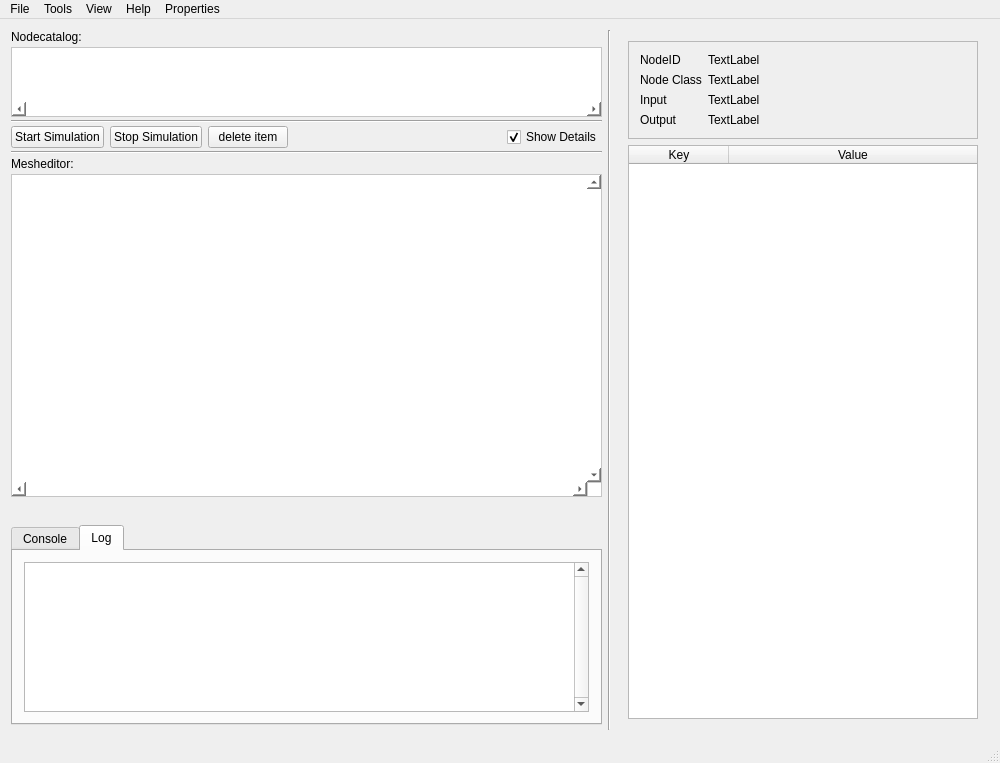
First picture: the form in src_gui/mainwindow.ui, repository tadasamantri/anise_gui, before the edit.
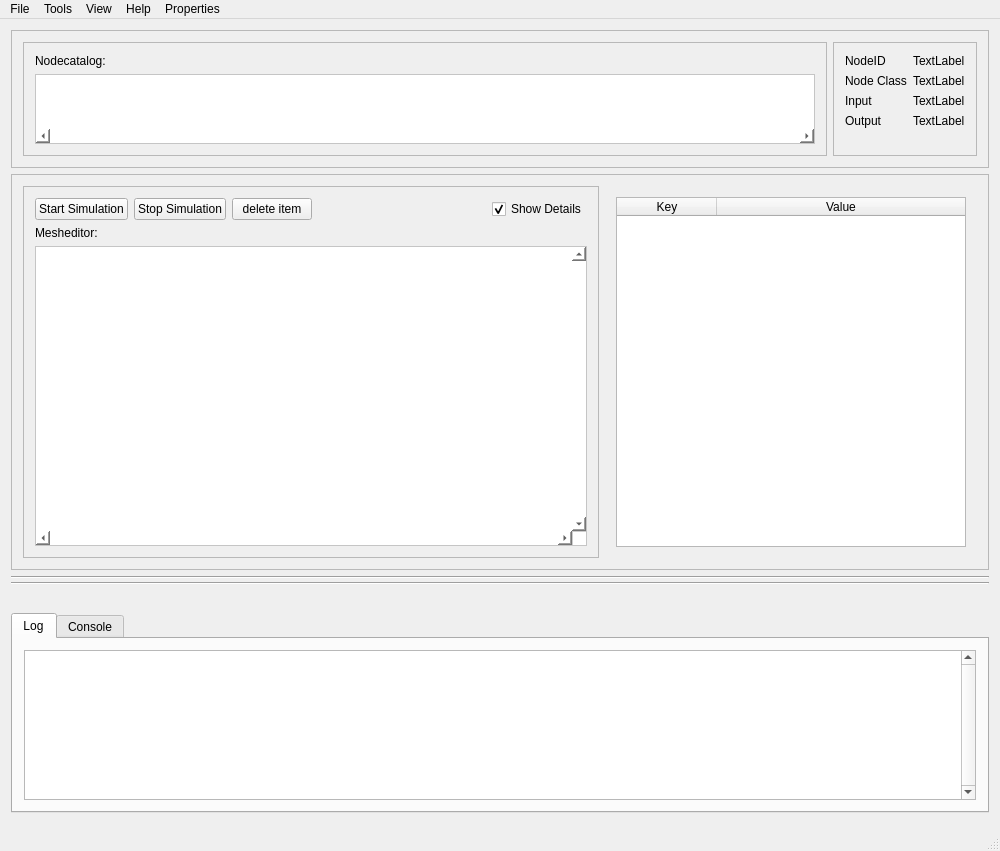
Second picture: the form after the edit. The open tabs and pages were chosen to show the change. Custom widgets are drawn as their Qt base class.

Commit message: altered layout

```diff
--- a/src_gui/mainwindow.ui
+++ b/src_gui/mainwindow.ui
@@ -20,34 +20,25 @@
    <string>ANISE GUI</string>
   </property>
   <widget class="QWidget" name="centralWidget">
+   <layout class="QVBoxLayout" name="verticalLayout_7">
+    <item>
+     <widget class="QFrame" name="frame_4">
+      <property name="frameShape">
+       <enum>QFrame::StyledPanel</enum>
+      </property>
+      <property name="frameShadow">
+       <enum>QFrame::Raised</enum>
+      </property>
    <layout class="QHBoxLayout" name="horizontalLayout">
     <item>
-     <widget class="QFrame" name="frame_2">
+        <widget class="QFrame" name="frame_5">
       <property name="frameShape">
-       <enum>QFrame::NoFrame</enum>
+          <enum>QFrame::StyledPanel</enum>
       </property>
       <property name="frameShadow">
        <enum>QFrame::Raised</enum>
       </property>
-      <property name="lineWidth">
-       <number>3</number>
-      </property>
-      <layout class="QVBoxLayout" name="verticalLayout">
-       <property name="spacing">
-        <number>3</number>
-       </property>
-       <property name="leftMargin">
-        <number>0</number>
-       </property>
-       <property name="topMargin">
-        <number>0</number>
-       </property>
-       <property name="rightMargin">
-        <number>0</number>
-       </property>
-       <property name="bottomMargin">
-        <number>30</number>
-       </property>
+         <layout class="QVBoxLayout" name="verticalLayout_8">
        <item>
         <widget class="QLabel" name="label_2">
          <property name="text">
@@ -92,7 +83,7 @@
            <rect>
             <x>0</x>
             <y>0</y>
-            <width>607</width>
+               <width>766</width>
             <height>63</height>
            </rect>
           </property>
@@ -106,13 +97,101 @@
          </widget>
         </widget>
        </item>
+         </layout>
+        </widget>
+       </item>
        <item>
-        <widget class="Line" name="line_2">
-         <property name="orientation">
-          <enum>Qt::Horizontal</enum>
+        <widget class="QFrame" name="frame_3">
+         <property name="frameShape">
+          <enum>QFrame::StyledPanel</enum>
          </property>
-        </widget>
-       </item>
+         <property name="frameShadow">
+          <enum>QFrame::Raised</enum>
+         </property>
+         <layout class="QFormLayout" name="formLayout">
+          <property name="fieldGrowthPolicy">
+           <enum>QFormLayout::AllNonFixedFieldsGrow</enum>
+          </property>
+          <item row="0" column="0">
+           <widget class="QLabel" name="ID_Lable">
+            <property name="text">
+             <string>NodeID</string>
+            </property>
+           </widget>
+          </item>
+          <item row="0" column="1">
+           <widget class="QLabel" name="ID_Text">
+            <property name="text">
+             <string>TextLabel</string>
+            </property>
+           </widget>
+          </item>
+          <item row="1" column="0">
+           <widget class="QLabel" name="Tpye_Lable">
+            <property name="text">
+             <string>Node Class</string>
+            </property>
+           </widget>
+          </item>
+          <item row="1" column="1">
+           <widget class="QLabel" name="Type_Text">
+            <property name="text">
+             <string>TextLabel</string>
+            </property>
+           </widget>
+          </item>
+          <item row="2" column="0">
+           <widget class="QLabel" name="IN_Lable">
+            <property name="text">
+             <string>Input</string>
+            </property>
+           </widget>
+          </item>
+          <item row="2" column="1">
+           <widget class="QLabel" name="IN_Text">
+            <property name="text">
+             <string>TextLabel</string>
+            </property>
+           </widget>
+          </item>
+          <item row="3" column="0">
+           <widget class="QLabel" name="OUT_Lable">
+            <property name="text">
+             <string>Output</string>
+            </property>
+           </widget>
+          </item>
+          <item row="3" column="1">
+           <widget class="QLabel" name="OUT_Text">
+            <property name="text">
+             <string>TextLabel</string>
+            </property>
+           </widget>
+          </item>
+         </layout>
+        </widget>
+       </item>
+      </layout>
+     </widget>
+    </item>
+    <item>
+     <widget class="QFrame" name="frame">
+      <property name="frameShape">
+       <enum>QFrame::StyledPanel</enum>
+      </property>
+      <property name="frameShadow">
+       <enum>QFrame::Raised</enum>
+      </property>
+      <layout class="QHBoxLayout" name="horizontalLayout_2">
+       <item>
+        <widget class="QFrame" name="frame_6">
+         <property name="frameShape">
+          <enum>QFrame::StyledPanel</enum>
+         </property>
+         <property name="frameShadow">
+          <enum>QFrame::Raised</enum>
+         </property>
+         <layout class="QVBoxLayout" name="verticalLayout_9">
        <item>
         <layout class="QHBoxLayout" name="buttons">
          <item>
@@ -179,13 +258,6 @@
          </item>
         </layout>
        </item>
-       <item>
-        <widget class="Line" name="line">
-         <property name="orientation">
-          <enum>Qt::Horizontal</enum>
-         </property>
-        </widget>
-       </item>
        <item>
         <widget class="QLabel" name="label">
          <property name="text">
@@ -230,8 +302,8 @@
            <rect>
             <x>0</x>
             <y>0</y>
-            <width>594</width>
-            <height>292</height>
+               <width>553</width>
+               <height>285</height>
            </rect>
           </property>
           <layout class="QVBoxLayout" name="verticalLayout_4">
@@ -256,6 +328,111 @@
            </item>
           </layout>
          </widget>
+           </widget>
+          </item>
+         </layout>
+        </widget>
+       </item>
+       <item>
+        <widget class="QFrame" name="table_Frame">
+         <layout class="QVBoxLayout" name="verticalLayout_5">
+          <item>
+           <widget class="QTableWidget" name="tableWidget">
+            <property name="enabled">
+             <bool>true</bool>
+            </property>
+            <property name="sizePolicy">
+             <sizepolicy hsizetype="Fixed" vsizetype="Expanding">
+              <horstretch>0</horstretch>
+              <verstretch>0</verstretch>
+             </sizepolicy>
+            </property>
+            <property name="minimumSize">
+             <size>
+              <width>350</width>
+              <height>0</height>
+             </size>
+            </property>
+            <property name="maximumSize">
+             <size>
+              <width>400</width>
+              <height>16777215</height>
+             </size>
+            </property>
+            <property name="columnCount">
+             <number>2</number>
+            </property>
+            <attribute name="horizontalHeaderCascadingSectionResizes">
+             <bool>true</bool>
+            </attribute>
+            <attribute name="horizontalHeaderStretchLastSection">
+             <bool>true</bool>
+            </attribute>
+            <attribute name="verticalHeaderVisible">
+             <bool>false</bool>
+            </attribute>
+            <column>
+             <property name="text">
+              <string>Key</string>
+             </property>
+            </column>
+            <column>
+             <property name="text">
+              <string>Value</string>
+             </property>
+            </column>
+           </widget>
+          </item>
+         </layout>
+        </widget>
+       </item>
+      </layout>
+      <zorder>start_button</zorder>
+      <zorder>frame_2</zorder>
+      <zorder>meshField</zorder>
+      <zorder>table_Frame</zorder>
+      <zorder>frame_6</zorder>
+     </widget>
+    </item>
+    <item>
+     <widget class="QFrame" name="frame_2">
+      <property name="frameShape">
+       <enum>QFrame::NoFrame</enum>
+      </property>
+      <property name="frameShadow">
+       <enum>QFrame::Raised</enum>
+      </property>
+      <property name="lineWidth">
+       <number>3</number>
+      </property>
+      <layout class="QVBoxLayout" name="verticalLayout">
+       <property name="spacing">
+        <number>3</number>
+       </property>
+       <property name="leftMargin">
+        <number>0</number>
+       </property>
+       <property name="topMargin">
+        <number>0</number>
+       </property>
+       <property name="rightMargin">
+        <number>0</number>
+       </property>
+       <property name="bottomMargin">
+        <number>30</number>
+       </property>
+       <item>
+        <widget class="Line" name="line_2">
+         <property name="orientation">
+          <enum>Qt::Horizontal</enum>
+         </property>
+        </widget>
+       </item>
+       <item>
+        <widget class="Line" name="line">
+         <property name="orientation">
+          <enum>Qt::Horizontal</enum>
+         </property>
         </widget>
        </item>
        <item>
@@ -287,6 +464,20 @@
          <property name="currentIndex">
           <number>0</number>
          </property>
+         <widget class="QWidget" name="log_tab">
+          <attribute name="title">
+           <string>Log</string>
+          </attribute>
+          <layout class="QVBoxLayout" name="verticalLayout_3">
+           <item>
+            <widget class="QTextBrowser" name="qDebug_out">
+             <property name="verticalScrollBarPolicy">
+              <enum>Qt::ScrollBarAlwaysOn</enum>
+             </property>
+            </widget>
+           </item>
+          </layout>
+         </widget>
          <widget class="QWidget" name="console_tab">
           <attribute name="title">
            <string>Console</string>
@@ -319,151 +510,6 @@
            </item>
           </layout>
          </widget>
-         <widget class="QWidget" name="log_tab">
-          <attribute name="title">
-           <string>Log</string>
-          </attribute>
-          <layout class="QVBoxLayout" name="verticalLayout_3">
-           <item>
-            <widget class="QTextBrowser" name="qDebug_out">
-             <property name="verticalScrollBarPolicy">
-              <enum>Qt::ScrollBarAlwaysOn</enum>
-             </property>
-            </widget>
-           </item>
-          </layout>
-         </widget>
-        </widget>
-       </item>
-      </layout>
-     </widget>
-    </item>
-    <item>
-     <widget class="Line" name="line_3">
-      <property name="orientation">
-       <enum>Qt::Vertical</enum>
-      </property>
-     </widget>
-    </item>
-    <item>
-     <widget class="QFrame" name="table_Frame">
-      <layout class="QVBoxLayout" name="verticalLayout_5">
-       <item>
-        <widget class="QFrame" name="frame_3">
-         <property name="frameShape">
-          <enum>QFrame::StyledPanel</enum>
-         </property>
-         <property name="frameShadow">
-          <enum>QFrame::Raised</enum>
-         </property>
-         <layout class="QFormLayout" name="formLayout">
-          <property name="fieldGrowthPolicy">
-           <enum>QFormLayout::AllNonFixedFieldsGrow</enum>
-          </property>
-          <item row="0" column="1">
-           <widget class="QLabel" name="ID_Text">
-            <property name="text">
-             <string>TextLabel</string>
-            </property>
-           </widget>
-          </item>
-          <item row="1" column="0">
-           <widget class="QLabel" name="Tpye_Lable">
-            <property name="text">
-             <string>Node Class</string>
-            </property>
-           </widget>
-          </item>
-          <item row="1" column="1">
-           <widget class="QLabel" name="Type_Text">
-            <property name="text">
-             <string>TextLabel</string>
-            </property>
-           </widget>
-          </item>
-          <item row="2" column="0">
-           <widget class="QLabel" name="IN_Lable">
-            <property name="text">
-             <string>Input</string>
-            </property>
-           </widget>
-          </item>
-          <item row="2" column="1">
-           <widget class="QLabel" name="IN_Text">
-            <property name="text">
-             <string>TextLabel</string>
-            </property>
-           </widget>
-          </item>
-          <item row="3" column="0">
-           <widget class="QLabel" name="OUT_Lable">
-            <property name="text">
-             <string>Output</string>
-            </property>
-           </widget>
-          </item>
-          <item row="3" column="1">
-           <widget class="QLabel" name="OUT_Text">
-            <property name="text">
-             <string>TextLabel</string>
-            </property>
-           </widget>
-          </item>
-          <item row="0" column="0">
-           <widget class="QLabel" name="ID_Lable">
-            <property name="text">
-             <string>NodeID</string>
-            </property>
-           </widget>
-          </item>
-         </layout>
-        </widget>
-       </item>
-       <item>
-        <widget class="QTableWidget" name="tableWidget">
-         <property name="enabled">
-          <bool>true</bool>
-         </property>
-         <property name="sizePolicy">
-          <sizepolicy hsizetype="Fixed" vsizetype="Expanding">
-           <horstretch>0</horstretch>
-           <verstretch>0</verstretch>
-          </sizepolicy>
-         </property>
-         <property name="minimumSize">
-          <size>
-           <width>350</width>
-           <height>0</height>
-          </size>
-         </property>
-         <property name="maximumSize">
-          <size>
-           <width>400</width>
-           <height>16777215</height>
-          </size>
-         </property>
-         <property name="columnCount">
-          <number>2</number>
-         </property>
-         <attribute name="horizontalHeaderCascadingSectionResizes">
-          <bool>true</bool>
-         </attribute>
-         <attribute name="horizontalHeaderStretchLastSection">
-          <bool>true</bool>
-         </attribute>
-         <attribute name="verticalHeaderVisible">
-          <bool>false</bool>
-         </attribute>
-         <column>
-          <property name="text">
-           <string>Key</string>
-          </property>
-         </column>
-         <column>
-          <property name="text">
-           <string>Value</string>
-          </property>
-         </column>
         </widget>
        </item>
       </layout>
```
Left out of the diff: 3 changed lines with no effect on the pictures. Lines whose indentation alone changed are shown as unchanged.
